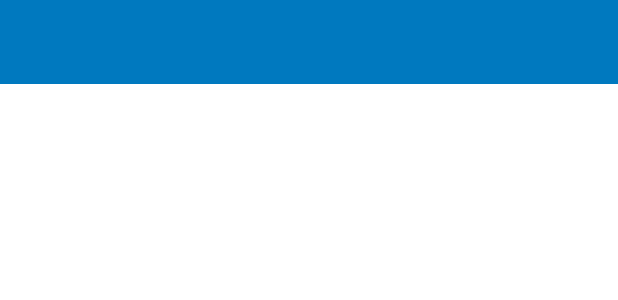
After one commit to app-the-exchange/TheExchange.App, an Android app: the layout activity_category.xml on its own in the app's theme, with its tools: preview values and no code run, on a phone screen of 412 x 824 dp. The commit adds this screen. Shown: the top 300 px of the screen. Run offline under Robolectric (Android 15) with nearby library versions, the phone set to English and light mode, and no system bars.

Commit message:
Category Activity

```diff
--- a/app/src/main/AndroidManifest.xml
+++ b/app/src/main/AndroidManifest.xml
@@ -15,6 +15,8 @@
             android:supportsRtl="true"
             android:theme="@style/AppTheme"
             android:usesCleartextTraffic="true">
+        <activity android:name=".presentation.ui.category.CategoryActivity">
+        </activity>
         <activity android:name=".presentation.ui.exchange.ExchangeActivity">
         </activity>
         <activity android:name=".presentation.ui.country.CountryActivity">
--- a/app/src/main/java/com/example/theexchange/presentation/ui/country/adapter/CategoryAdapter.kt
+++ b/app/src/main/java/com/example/theexchange/presentation/ui/country/adapter/CategoryAdapter.kt
@@ -40,7 +40,7 @@ class CategoryAdapter(
             titleCategory.text = category.name
 
             itemView.setOnClickListener {
-                onClickCountryListener.onClick(category.id)
+                onClickCountryListener.onClick(category.name)
             }
 
             Glide
@@ -54,6 +54,6 @@ class CategoryAdapter(
     }
 
     interface OnClickCountryListener {
-        fun onClick(id: Int)
+        fun onClick(name:String)
     }
 }
--- a/app/src/main/java/com/example/theexchange/presentation/ui/exchange/ExchangeActivity.kt
+++ b/app/src/main/java/com/example/theexchange/presentation/ui/exchange/ExchangeActivity.kt
@@ -13,8 +13,6 @@ class ExchangeActivity : BaseActivity(), ExchangeActivityContract.View {
     override fun onCreate(savedInstanceState: Bundle?) {
         super.onCreate(savedInstanceState)
         setContentView(R.layout.activity_exchange)
-
-
     }
 
     override fun initView() {
--- /dev/null
+++ b/app/src/main/res/layout/activity_category.xml
@@ -0,0 +1,21 @@
+<?xml version="1.0" encoding="utf-8"?>
+<android.support.constraint.ConstraintLayout
+        xmlns:android="http://schemas.android.com/apk/res/android"
+        xmlns:tools="http://schemas.android.com/tools"
+        xmlns:app="http://schemas.android.com/apk/res-auto"
+        android:layout_width="match_parent"
+        android:layout_height="match_parent"
+        tools:context="com.example.theexchange.presentation.ui.category.CategoryActivity">
+
+    <android.support.v7.widget.Toolbar
+            android:id="@+id/toolbar_category"
+            android:layout_width="match_parent"
+            android:layout_height="?attr/actionBarSize"
+            style="@style/Toolbar.TitleText"
+            android:background="@color/blue_the_exchange"
+            android:theme="@style/ThemeOverlay.AppCompat.Dark.ActionBar"
+            app:layout_constraintTop_toTopOf="parent"
+            app:layout_constraintStart_toStartOf="parent"
+            app:layout_constraintEnd_toEndOf="parent"/>
+
+</android.support.constraint.ConstraintLayout>
```
Also changed, not shown: app/src/main/java/com/example/theexchange/presentation/ui/category/CategoryActivity.kt (added, +55 -0 lines), app/src/main/java/com/example/theexchange/presentation/ui/category/CategoryActivityContract.kt (added, +23 -0 lines), app/src/main/java/com/example/theexchange/presentation/ui/category/CategoryActivityPresenter.kt (added, +14 -0 lines), app/src/main/java/com/example/theexchange/presentation/ui/country/CountryActivity.kt (+6 -2 lines).
